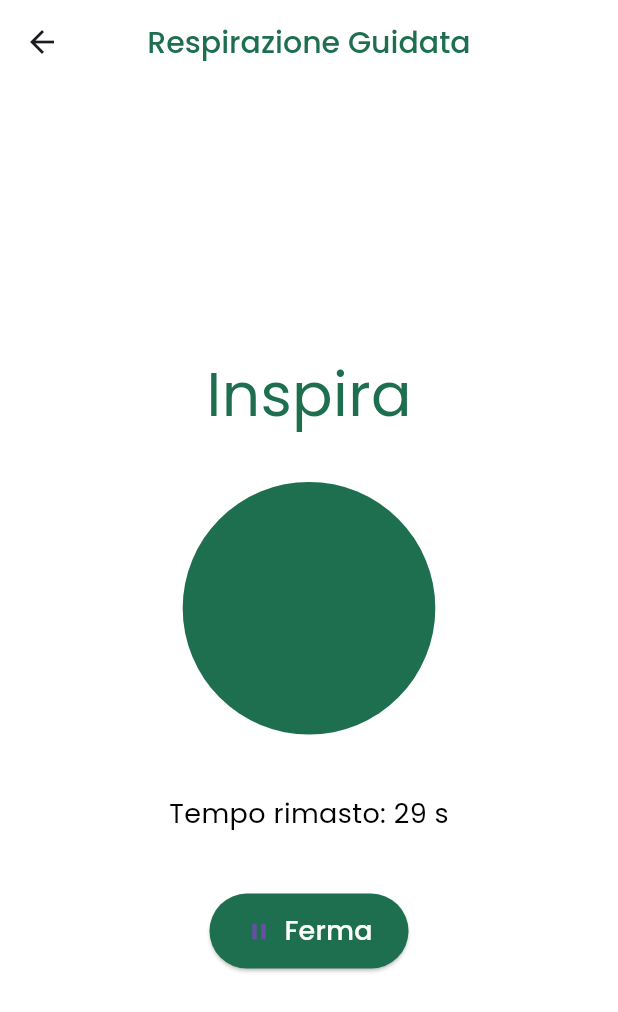
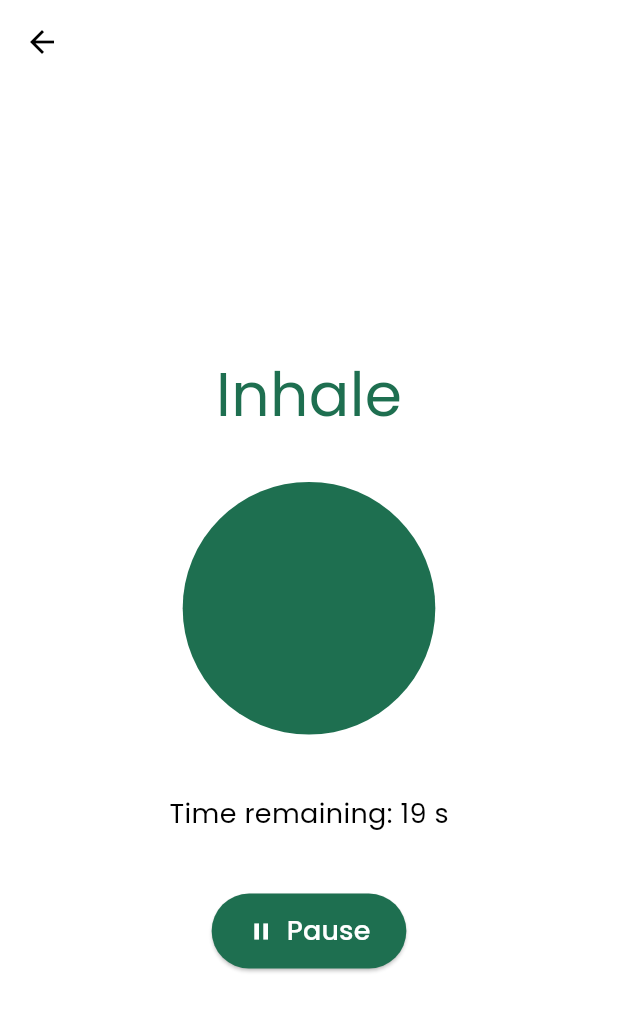
Before and after one commit to bioengineer03/NO_STRESS, a Flutter app: the BreathingPage screen opened directly, on a phone screen of 412 x 824 dp. Shown: the top 1012 px of the screen. Run offline on Flutter 3.47's test engine with Material 3 defaults, Android fonts, the phone set to English and light mode, and no system bars; our stand-ins replace fl_chart, google_fonts, jwt_decoder, shared_preferences, syncfusion_flutter_charts; missing offline and left inert: circular_progress_stack, flutter_emoji, statistics; accounts and stored records are empty.

Commit message:
Ultima modifica app con pagina Vale Breath

```diff
--- a/lib/screens/BreathingPage.dart
+++ b/lib/screens/BreathingPage.dart
@@ -13,9 +13,9 @@ class _BreathingPageState extends State<BreathingPage>
   late AnimationController _controller;
   late Animation<double> _animation;
   bool isInhale = true;
-  bool isRunning = true;
+  bool isRunning = true; // Indica se l'animazione e il timer sono attivi
   Timer? _totalTimer;
-  int _remainingTime = 30;
+  int _remainingTime = 20;
 
   @override
   void initState() {
@@ -34,56 +34,71 @@ class _BreathingPageState extends State<BreathingPage>
         }
       });
 
-    _animation = Tween<double>(
-      begin: 100,
-      end: 250,
-    ).animate(CurvedAnimation(parent: _controller, curve: Curves.easeInOut));
+    _animation = Tween<double>(begin: 100, end: 250).animate(CurvedAnimation(
+      parent: _controller,
+      curve: Curves.easeInOut,
+    ));
 
-    _startSession();
-    _controller.forward();
+    _startSession(); // Avvia la sessione all'inizio
+    _controller.forward(); // Avvia l'animazione
   }
 
+  // Avvia/Riprende il timer della sessione
   void _startSession() {
+    // Cancella il timer esistente prima di crearne uno nuovo per evitare duplicati
+    _totalTimer?.cancel();
     _totalTimer = Timer.periodic(const Duration(seconds: 1), (timer) {
       setState(() {
         _remainingTime--;
       });
 
       if (_remainingTime == 0) {
-        _stopBreathing();
-        _goToHomePage();
+        _stopBreathing(goToHome: true); // Ferma e vai alla HomePage
       }
     });
   }
 
-  void _stopBreathing() {
+  // Ferma l'animazione e il timer. Opzionalmente naviga alla HomePage.
+  void _stopBreathing({bool goToHome = false}) {
     _controller.stop();
     _totalTimer?.cancel();
     setState(() {
-      isRunning = false;
+      isRunning = false; // Imposta lo stato a "fermo"
     });
+    if (goToHome) {
+      _goToHomePage();
+    }
   }
 
+  // Mette in pausa o riprende l'animazione e il timer
   void _toggleBreathing() {
     setState(() {
+      isRunning = !isRunning; // Inverte lo stato running
+    });
+
     if (isRunning) {
-        // Pausa animazione e timer
-        _controller.stop();
-        _totalTimer?.cancel();
-        isRunning = false;
+      _controller.forward(); // Riprende l'animazione
+      _startSession(); // Riprende il timer
     } else {
-        // Riprendi animazione e timer con countdown residuo
-        _controller.forward();
-        _startSession();
-        isRunning = true;
+      _controller.stop(); // Ferma l'animazione
+      _totalTimer?.cancel(); // Ferma il timer
     }
-    });
   }
 
+  // Naviga alla HomePage e sostituisce la pagina corrente
   void _goToHomePage() {
-    Navigator.of(
-      context,
-    ).pushReplacement(MaterialPageRoute(builder: (context) => HomePage()));
+    // Assicurati che _totalTimer sia annullato prima di navigare via
+    _totalTimer?.cancel();
+    _controller.dispose(); // Libera anche il controller
+    Navigator.of(context).pushReplacement(
+      MaterialPageRoute(builder: (context) => HomePage()),
+    );
+  }
+
+  // Gestisce il pulsante "Indietro" dell'AppBar
+  void _onBackPressed() {
+    _stopBreathing(); // Ferma l'esercizio quando si torna indietro
+    Navigator.of(context).pop(); // Torna alla schermata precedente
   }
 
   @override
@@ -95,37 +110,25 @@ class _BreathingPageState extends State<BreathingPage>
 
   @override
   Widget build(BuildContext context) {
-    final Color inhaleColor = Color(0xFF1E6F50);
-    final Color exhaleColor = Color.fromARGB(255, 24, 151, 102);
+    final Color inhaleColor = const Color.from(alpha: 1, red: 0.118, green: 0.435, blue: 0.314); // Colore per l'inspirazione
+    final Color exhaleColor = const Color.fromARGB(255, 24, 151, 102);
 
     return Scaffold(
       backgroundColor: Colors.white,
-      appBar: AppBar(
-        backgroundColor: Colors.white,
+      appBar: AppBar( // Aggiungi l'AppBar per il pulsante indietro
+        backgroundColor: Colors.white, // O il colore che preferisci
+        elevation: 0, // Nessuna ombra sotto l'AppBar
         leading: IconButton(
-          icon: Icon(Icons.arrow_back),
-          onPressed: () {
-            _stopBreathing(); // ferma animazione e timer prima di uscire
-            Navigator.of(context).pushReplacement(
-              MaterialPageRoute(builder: (context) => HomePage()),
-            );
-          },
+          icon: const Icon(Icons.arrow_back, color: Colors.black), // Freccia indietro
+          onPressed: _onBackPressed, // Chiama la funzione per tornare indietro
         ),
-        title: Text(
-          'Respirazione Guidata',
-          style: GoogleFonts.poppins(
-            color:Color(0xFF1E6F50),
-            fontSize: 20,
-            fontWeight: FontWeight.w500,
-          )),
-        centerTitle: true,
       ),
       body: Center(
         child: Column(
           mainAxisSize: MainAxisSize.min,
           children: [
             Text(
-              isInhale ? 'Inspira' : 'Espira',
+              isInhale ? 'Inhale' : 'Exhale',
               style: GoogleFonts.poppins(
                   fontSize: 40,
                   color: isInhale ? inhaleColor : exhaleColor,
@@ -140,32 +143,57 @@ class _BreathingPageState extends State<BreathingPage>
                   height: _animation.value,
                   decoration: BoxDecoration(
                     shape: BoxShape.circle,
-                    color: Color(0xFF1E6F50),
+                    color: const Color(0xFF1E6F50),
                   ),
                 );
               },
             ),
             const SizedBox(height: 40),
             Text(
-              'Tempo rimasto: $_remainingTime s',
-              style: GoogleFonts.poppins(fontSize: 18, color: Colors.black),
+              'Time remaining: $_remainingTime s',
+              style: GoogleFonts.poppins(
+                  fontSize: 18,
+                  color: Colors.black,
+                ),
             ),
             const SizedBox(height: 40),
             ElevatedButton.icon(
-              onPressed: _toggleBreathing,
-              icon: Icon(isRunning ? Icons.pause : Icons.play_arrow),
+              onPressed: _toggleBreathing, // Ora gestisce sia pausa che riprendi
+              icon: Icon(isRunning ? Icons.pause : Icons.play_arrow, color: Colors.white,), // Icona cambia in base allo stato
+
               label: Text(
-                isRunning ? 'Ferma' : 'Riprendi',
-                style: GoogleFonts.poppins(fontSize: 18, color: Colors.white),
+                isRunning ? 'Pause' : 'Resume', // Testo cambia in base allo stato
+                style: GoogleFonts.poppins(
+                  fontSize: 18,
+                  color: Colors.white,
+                ),
               ),
               style: ElevatedButton.styleFrom(
-                backgroundColor: Color(0xFF1E6F50),
-                padding: const EdgeInsets.symmetric(
-                  horizontal: 24,
-                  vertical: 12,
-                ),
+                backgroundColor: const Color(0xFF1E6F50),
+                padding: const EdgeInsets.symmetric(horizontal: 24, vertical: 12),
                 shape: RoundedRectangleBorder(
                   borderRadius: BorderRadius.circular(30),
+                ),
+              ),
+            ),
+            if (!isRunning && _remainingTime > 0) // Mostra il pulsante "Termina sessione" solo se in pausa e non è finito il tempo
+              Padding(
+                padding: const EdgeInsets.only(top: 20.0),
+                child: ElevatedButton(
+                  onPressed: () => _stopBreathing(goToHome: true), // Ferma e vai alla HomePage
+                  style: ElevatedButton.styleFrom(
+                    backgroundColor: Colors.red[700], // Un colore diverso per "termina"
+                    padding: const EdgeInsets.symmetric(horizontal: 16, vertical: 12),
+                    shape: RoundedRectangleBorder(
+                      borderRadius: BorderRadius.circular(30),
+                    ),
+                  ),
+                  child: Text(
+                    'End session',
+                    style: GoogleFonts.poppins(
+                      fontSize: 18,
+                      color: Colors.white,
+                    ),
                   ),
                 ),
               ),
```
Lines whose indentation alone changed are shown as unchanged.
